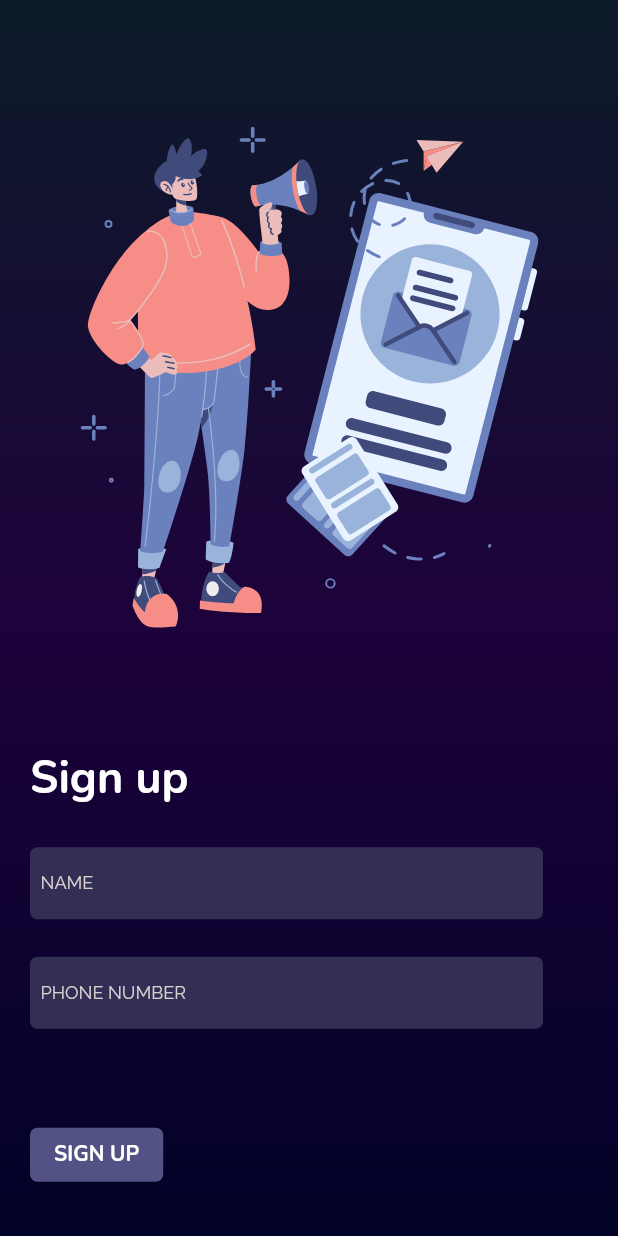
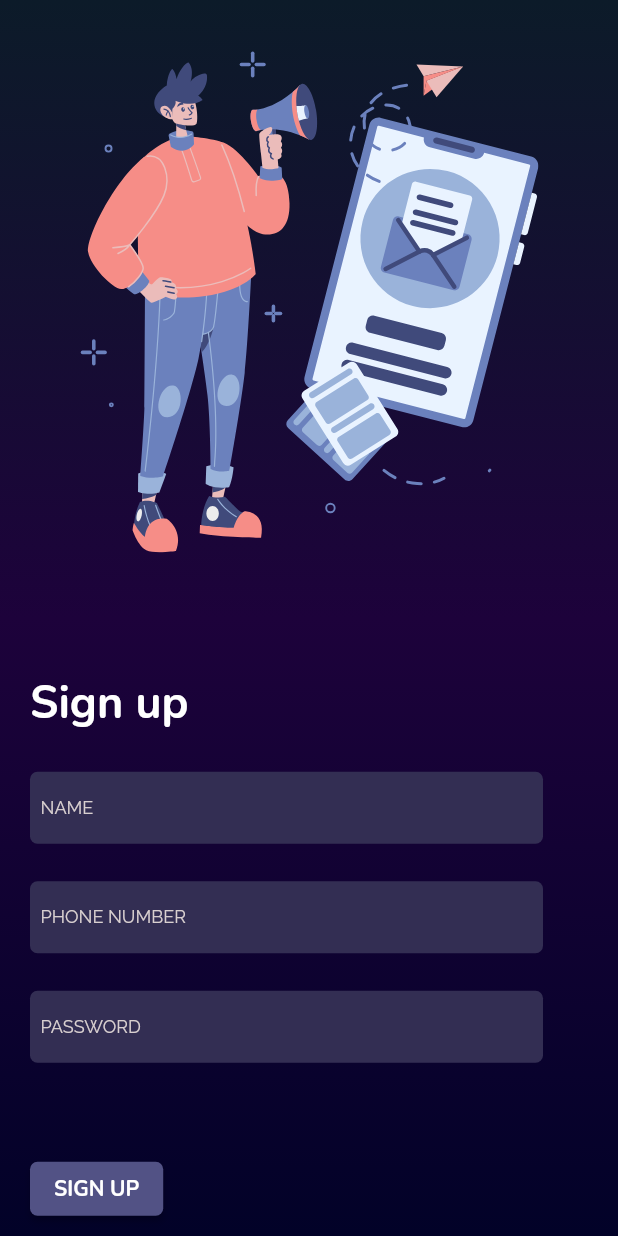
Before and after one commit to cyberwizard1001/events_app, a Flutter app: the SignUpWidget screen opened directly, on a phone screen of 412 x 824 dp. Run offline on Flutter 3.47's test engine with Material 2 defaults, Android fonts, the phone set to English and light mode, and no system bars; our stand-ins replace auto_size_text, firebase_auth, firebase_core, flutter_svg, google_fonts, smooth_page_indicator; accounts and stored records are empty.

Commit message:
Added module for OTP

```diff
--- a/lib/screens/sign_up.dart
+++ b/lib/screens/sign_up.dart
@@ -1,8 +1,6 @@
 import 'package:events_app/screens/events_page.dart';
+import 'package:events_app/screens/verify_otp.dart';
 import 'package:events_app/utils/colors.dart' as colors;
-import 'package:events_app/widgets/appbar_back_button.dart';
-import 'package:events_app/widgets/gradient_button.dart';
-import 'package:flutter/gestures.dart';
 import 'package:flutter/material.dart';
 import 'package:flutter_svg/flutter_svg.dart';
 import 'package:google_fonts/google_fonts.dart';
@@ -16,6 +14,10 @@ class SignUpWidget extends StatefulWidget {
 }
 
 class _SignUpWidgetState extends State<SignUpWidget> {
+  final TextEditingController _phoneNumberController = TextEditingController();
+  final TextEditingController _nameController = TextEditingController();
+  final TextEditingController _passwordController = TextEditingController();
+
   @override
   Widget build(BuildContext context) {
     return Stack(
@@ -32,12 +34,14 @@ class _SignUpWidgetState extends State<SignUpWidget> {
                   child: Center(
                     child: Column(
                       children: [
-                        Expanded(child: Container(), flex: 1,),
                         Expanded(
-                          flex: 4,
-                          child: Container(
-                            child: SvgPicture.asset('assets/svg/title_image.svg')
-                          ),),
+                          child: Container(),
+                          flex: 1,
+                        ),
+                        Expanded(
+                          flex: 10,
+                          child: SvgPicture.asset('assets/svg/title_image.svg'),
+                        ),
                         Column(
                           mainAxisAlignment: MainAxisAlignment.center,
                           crossAxisAlignment: CrossAxisAlignment.center,
@@ -60,7 +64,9 @@ class _SignUpWidgetState extends State<SignUpWidget> {
                               padding: const EdgeInsets.only(
                                   left: 20, right: 50, top: 25, bottom: 10),
                               child: TextFormField(
-                                        style: GoogleFonts.montserrat(color: colors.primaryTextColor),
+                                  controller: _nameController,
+                                  style: GoogleFonts.montserrat(
+                                      color: colors.primaryTextColor),
                                   decoration: InputDecoration(
                                     label: Text('NAME',
                                         style: GoogleFonts.raleway(
@@ -85,7 +91,9 @@ class _SignUpWidgetState extends State<SignUpWidget> {
                               padding: const EdgeInsets.only(
                                   left: 20, right: 50, top: 15, bottom: 10),
                               child: TextFormField(
-                                        style: GoogleFonts.montserrat(color: colors.primaryTextColor),
+                                  controller: _phoneNumberController,
+                                  style: GoogleFonts.montserrat(
+                                      color: colors.primaryTextColor),
                                   decoration: InputDecoration(
                                     label: Text(
                                       'PHONE NUMBER',
@@ -109,27 +117,62 @@ class _SignUpWidgetState extends State<SignUpWidget> {
                                   )),
                             ),
                             Padding(
-                                      padding: const EdgeInsets.only(top: 50.0, left: 20),
+                              padding: const EdgeInsets.only(
+                                  left: 20, right: 50, top: 15, bottom: 10),
+                              child: TextFormField(
+                                  controller: _passwordController,
+                                  style: GoogleFonts.montserrat(
+                                      color: colors.primaryTextColor),
+                                  decoration: InputDecoration(
+                                    label: Text(
+                                      'PASSWORD',
+                                      style: GoogleFonts.raleway(
+                                          color: colors.textBoxTextColor,
+                                          fontSize: 12),
+                                    ),
+                                    filled: true,
+                                    hintText: 'Please enter your phone number',
+                                    hintStyle: GoogleFonts.poppins(
+                                        color: colors.primaryTextColor
+                                            .withOpacity(0.7)),
+                                    focusedBorder: OutlineInputBorder(
+                                        borderSide: BorderSide.none,
+                                        borderRadius: BorderRadius.circular(5)),
+                                    fillColor: colors.textBoxFill,
+                                    focusColor: colors.textBoxFill,
+                                    enabledBorder: OutlineInputBorder(
+                                        borderSide: BorderSide.none,
+                                        borderRadius: BorderRadius.circular(5)),
+                                  )),
+                            ),
+                            Padding(
+                              padding:
+                                  const EdgeInsets.only(top: 50.0, left: 20),
                               child: Align(
                                 alignment: Alignment.bottomLeft,
                                 child: ElevatedButton(
                                   onPressed: () {
-                                            Navigator.pushReplacement(
+                                    Navigator.push(
                                         context,
                                         MaterialPageRoute(
-                                                    builder: (context) =>
-                                                        const EventsPage()));
+                                            builder: (context) => VerifyOTPPage(
+                                                phoneNumber:
+                                                    _phoneNumberController.text,
+                                                password:
+                                                    _passwordController.text,
+                                                name: _nameController.text)));
                                   },
-                                          child: Text('SIGN UP',style: GoogleFonts.nunito(fontWeight: FontWeight.bold),),
+                                  child: Text(
+                                    'SIGN UP',
+                                    style: GoogleFonts.nunito(
+                                        fontWeight: FontWeight.bold),
+                                  ),
                                 ),
                               ),
                             ),
                           ],
                         ),
-                        Expanded(
-                          flex: 1,
-                            child: Container()
-                        )
+                        Expanded(flex: 1, child: Container())
                       ],
                     ),
                   ),
```
Also changed, not shown: lib/main.dart (+3 -19 lines), lib/screens/verify_otp.dart (added, +134 -0 lines). Lines whose indentation alone changed are shown as unchanged.
